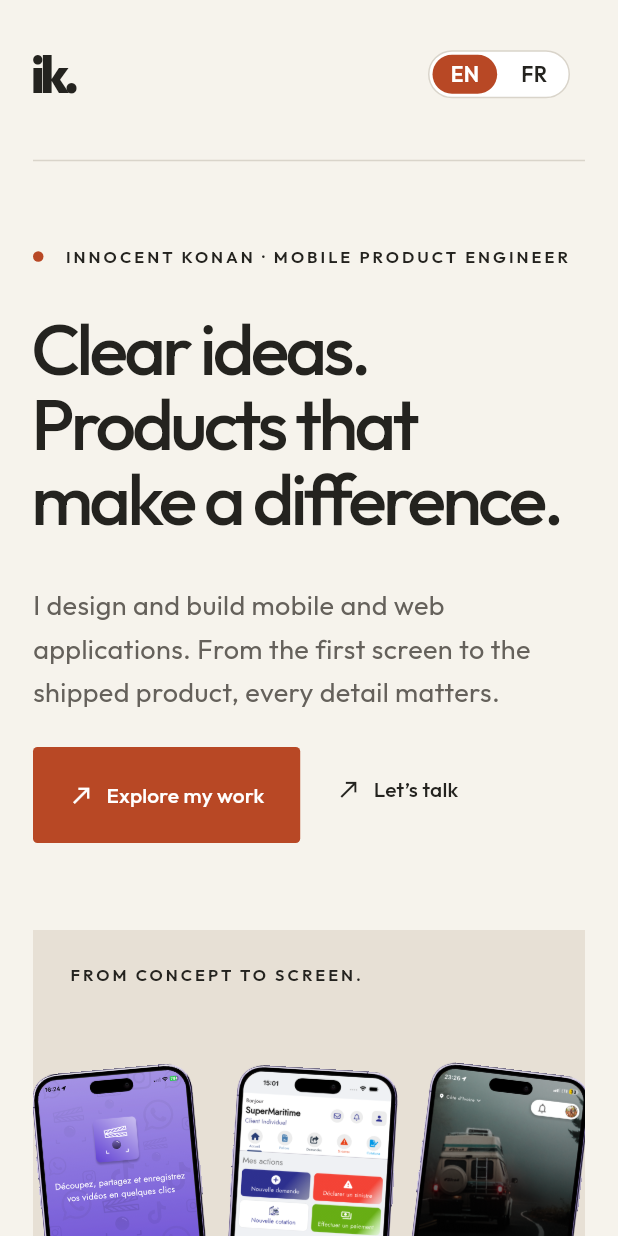
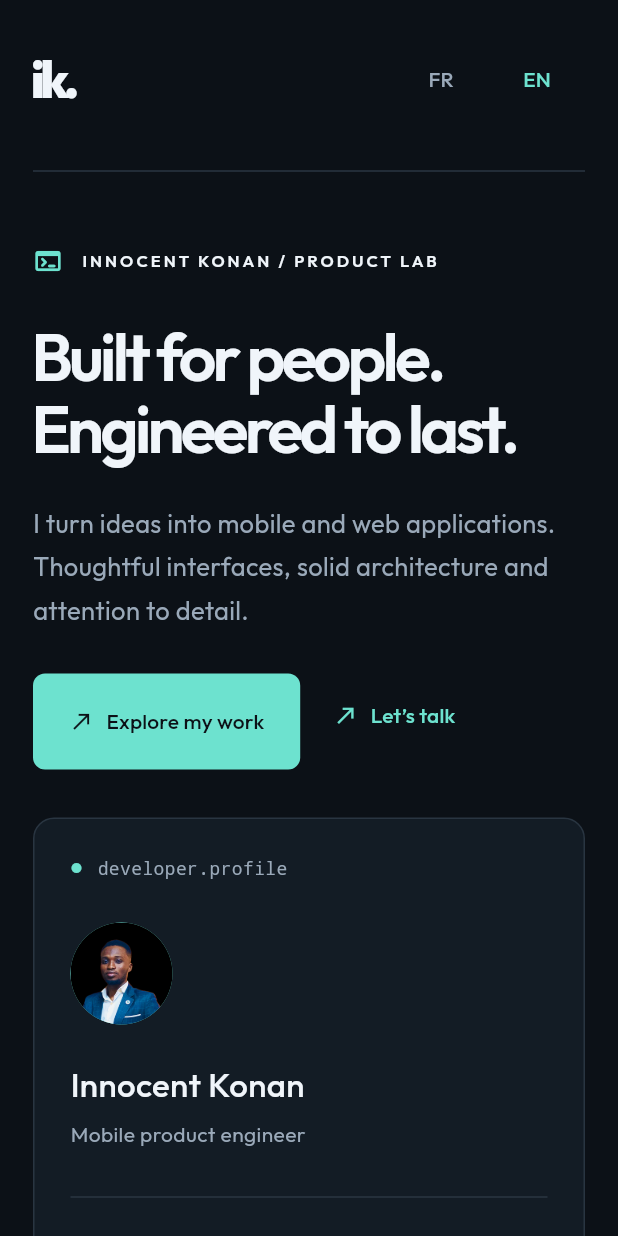
Before and after one commit to Innocentkonan93/my_porfolio, a Flutter app: the screen it shows after launch, on a phone screen of 412 x 824 dp. Run offline on Flutter 3.47's test engine with Material 3 defaults, Android fonts, the phone set to English and light mode, and no system bars; our stand-ins replace carousel_slider, firebase_core, flutter_animate, flutter_svg, get, google_fonts and 4 more; accounts and stored records are empty; statements that could not run were skipped; project files that could hold a hidden picture were left out.

Commit message:
feat: add dark product lab portfolio theme

```diff
--- a/lib/app/modules/home/views/home_view.dart
+++ b/lib/app/modules/home/views/home_view.dart
@@ -4,7 +4,6 @@ import '../../../configs/app_colors.dart';
 import '../../../data/models/app_model.dart';
 import '../../../widgets/app_details_dialog.dart';
 import '../controllers/home_controller.dart';
-import 'widgets/language_switcher.dart';
 
 class HomeView extends StatefulWidget {
   const HomeView({super.key});
@@ -63,8 +62,46 @@ class _HomeViewState extends State<HomeView> {
         ? controller.mobileApps
         : controller.webApplications;
     final visibleApps = showAll ? apps : apps.take(4).toList();
-    return Scaffold(
-      backgroundColor: AppColors.background,
+    final darkTheme = Theme.of(context).copyWith(
+      brightness: Brightness.dark,
+      scaffoldBackgroundColor: const Color(0xFF0C1117),
+      colorScheme: const ColorScheme.dark(
+        primary: Color(0xFF6DE2CF),
+        onPrimary: Color(0xFF0C1117),
+        surface: Color(0xFF131C25),
+        onSurface: Color(0xFFF0F5FA),
+      ),
+      textTheme: Theme.of(context).textTheme.apply(
+        bodyColor: const Color(0xFFF0F5FA),
+        displayColor: const Color(0xFFF0F5FA),
+      ),
+      dividerTheme: const DividerThemeData(color: Color(0xFF293541)),
+      filledButtonTheme: FilledButtonThemeData(
+        style: FilledButton.styleFrom(
+          backgroundColor: const Color(0xFF6DE2CF),
+          foregroundColor: const Color(0xFF0C1117),
+          padding: const EdgeInsets.symmetric(horizontal: 24, vertical: 22),
+          shape: RoundedRectangleBorder(borderRadius: BorderRadius.circular(8)),
+        ),
+      ),
+      textButtonTheme: TextButtonThemeData(
+        style: TextButton.styleFrom(
+          foregroundColor: const Color(0xFF6DE2CF),
+          padding: const EdgeInsets.symmetric(horizontal: 12, vertical: 18),
+        ),
+      ),
+      chipTheme: ChipThemeData(
+        backgroundColor: const Color(0xFF131C25),
+        selectedColor: const Color(0xFF173A37),
+        labelStyle: const TextStyle(color: Color(0xFFF0F5FA)),
+        side: const BorderSide(color: Color(0xFF35434F)),
+        shape: RoundedRectangleBorder(borderRadius: BorderRadius.circular(8)),
+      ),
+    );
+    return Theme(
+      data: darkTheme,
+      child: Scaffold(
+        backgroundColor: const Color(0xFF0C1117),
         body: SelectionArea(
           child: SingleChildScrollView(
             child: Center(
@@ -99,7 +136,24 @@ class _HomeViewState extends State<HomeView> {
                               ),
                               const SizedBox(width: 24),
                             ],
-                          const LanguageSwitcher(),
+                            Row(
+                              mainAxisSize: MainAxisSize.min,
+                              children: [
+                                for (final lang in ['fr', 'en'])
+                                  TextButton(
+                                    onPressed: () =>
+                                        controller.changeLanguage(lang),
+                                    child: Text(
+                                      lang.toUpperCase(),
+                                      style: TextStyle(
+                                        color: controller.language.value == lang
+                                            ? const Color(0xFF6DE2CF)
+                                            : const Color(0xFF9AA9B9),
+                                      ),
+                                    ),
+                                  ),
+                              ],
+                            ),
                             if (!mobile)
                               action(
                                 'Contact',
@@ -110,99 +164,8 @@ class _HomeViewState extends State<HomeView> {
                         ),
                       ),
                       const Divider(),
-                    SizedBox(height: mobile ? 48 : 76),
-                    Wrap(
-                      spacing: 14,
-                      runSpacing: 10,
-                      crossAxisAlignment: WrapCrossAlignment.center,
-                      children: [
-                        Container(
-                          width: 7,
-                          height: 7,
-                          decoration: const BoxDecoration(
-                            color: AppColors.primary,
-                            shape: BoxShape.circle,
-                          ),
-                        ),
-                        label(
-                          copy(
-                            'Innocent Konan · Ingénieur produit mobile',
-                            'Innocent Konan · Mobile product engineer',
-                          ),
-                        ),
-                      ],
-                    ),
-                    const SizedBox(height: 28),
-                    Text(
-                      copy(
-                        'Des idées claires.\nDes produits qui\nfont la différence.',
-                        'Clear ideas.\nProducts that\nmake a difference.',
-                      ),
-                      style: TextStyle(
-                        fontSize: mobile ? 48 : 88,
-                        height: 1.04,
-                        letterSpacing: mobile ? -2.5 : -5,
-                        fontWeight: FontWeight.w500,
-                      ),
-                    ),
-                    const SizedBox(height: 32),
-                    Flex(
-                      direction: mobile ? Axis.vertical : Axis.horizontal,
-                      crossAxisAlignment: CrossAxisAlignment.start,
-                      children: [
-                        if (!mobile)
-                          const Expanded(
-                            child: Text(
-                              'DESIGN → CODE → PRODUIT',
-                              style: TextStyle(
-                                fontSize: 11,
-                                letterSpacing: 1.8,
-                                color: AppColors.primary,
-                              ),
-                            ),
-                          ),
-                        SizedBox(
-                          width: mobile ? double.infinity : 420,
-                          child: Column(
-                            crossAxisAlignment: CrossAxisAlignment.start,
-                            children: [
-                              Text(
-                                copy(
-                                  'Je conçois et développe des applications mobiles et web. Du premier écran au produit livré, chaque détail compte.',
-                                  'I design and build mobile and web applications. From the first screen to the shipped product, every detail matters.',
-                                ),
-                                style: const TextStyle(
-                                  fontSize: 18,
-                                  height: 1.6,
-                                  color: Color(0xFF65615B),
-                                ),
-                              ),
-                              const SizedBox(height: 22),
-                              Wrap(
-                                spacing: 12,
-                                runSpacing: 10,
-                                children: [
-                                  action(
-                                    copy(
-                                      'Explorer mes projets',
-                                      'Explore my work',
-                                    ),
-                                    () => scrollTo(projectsKey),
-                                    filled: true,
-                                  ),
-                                  action(
-                                    copy('Discutons', 'Let’s talk'),
-                                    controller.contactMe,
-                                  ),
-                                ],
-                              ),
-                            ],
-                          ),
-                        ),
-                      ],
-                    ),
-                    const SizedBox(height: 58),
-                    _heroStrip(mobile),
+                      SizedBox(height: mobile ? 42 : 72),
+                      _labHero(mobile),
                       SizedBox(height: mobile ? 64 : 100),
                       Container(
                         key: projectsKey,
@@ -292,7 +255,7 @@ class _HomeViewState extends State<HomeView> {
                             child: AspectRatio(
                               aspectRatio: 0.95,
                               child: ClipRRect(
-                              borderRadius: BorderRadius.circular(2),
+                                borderRadius: BorderRadius.circular(12),
                                 child: Image.asset(
                                   controller.userProfile.profilePicture,
                                   fit: BoxFit.cover,
@@ -326,7 +289,7 @@ class _HomeViewState extends State<HomeView> {
                                   style: const TextStyle(
                                     fontSize: 17,
                                     height: 1.7,
-                                  color: Color(0xFF65615B),
+                                    color: Color(0xFF9AA9B9),
                                   ),
                                 ),
                                 const SizedBox(height: 24),
@@ -367,7 +330,7 @@ class _HomeViewState extends State<HomeView> {
                                 child: Text(
                                   '${exp.beginDate.year} — ${exp.endDate.year}',
                                   style: const TextStyle(
-                                  color: Color(0xFF65615B),
+                                    color: Color(0xFF9AA9B9),
                                   ),
                                 ),
                               ),
@@ -403,7 +366,7 @@ class _HomeViewState extends State<HomeView> {
                           margin: const EdgeInsets.only(bottom: 16),
                           padding: EdgeInsets.all(mobile ? 24 : 36),
                           decoration: BoxDecoration(
-                          border: Border.all(color: AppColors.grey),
+                            border: Border.all(color: const Color(0xFF293541)),
                           ),
                           child: Column(
                             crossAxisAlignment: CrossAxisAlignment.start,
@@ -420,7 +383,10 @@ class _HomeViewState extends State<HomeView> {
                               const SizedBox(height: 12),
                               Text(
                                 package.description.tr,
-                              style: const TextStyle(fontSize: 16, height: 1.6),
+                                style: const TextStyle(
+                                  fontSize: 16,
+                                  height: 1.6,
+                                ),
                               ),
                               const SizedBox(height: 20),
                               Wrap(
@@ -432,7 +398,8 @@ class _HomeViewState extends State<HomeView> {
                                   ),
                                   action(
                                     'GitHub',
-                                  () => controller.openLink(package.githubLink),
+                                    () =>
+                                        controller.openLink(package.githubLink),
                                   ),
                                 ],
                               ),
@@ -518,6 +485,7 @@ class _HomeViewState extends State<HomeView> {
             ),
           ),
         ),
+      ),
     );
   });
 
@@ -528,7 +496,7 @@ class _HomeViewState extends State<HomeView> {
       const SizedBox(height: 22),
       Text(
         '/ $number',
-        style: const TextStyle(color: AppColors.primary, fontSize: 12),
+        style: const TextStyle(color: Color(0xFF6DE2CF), fontSize: 12),
       ),
       const SizedBox(height: 16),
       Text(
@@ -542,42 +510,181 @@ class _HomeViewState extends State<HomeView> {
     ],
   );
 
-  Widget _heroStrip(bool mobile) => Container(
-    height: mobile ? 280 : 390,
+  Widget _labHero(bool mobile) => Column(
+    crossAxisAlignment: CrossAxisAlignment.start,
+    children: [
+      Wrap(
+        spacing: 12,
+        runSpacing: 10,
+        crossAxisAlignment: WrapCrossAlignment.center,
+        children: [
+          const Icon(
+            Icons.terminal_rounded,
+            color: Color(0xFF6DE2CF),
+            size: 20,
+          ),
+          label('INNOCENT KONAN / PRODUCT LAB'),
+        ],
+      ),
+      const SizedBox(height: 30),
+      Flex(
+        direction: mobile ? Axis.vertical : Axis.horizontal,
+        crossAxisAlignment: CrossAxisAlignment.start,
+        children: [
+          ExpandedIf(
+            enabled: !mobile,
+            child: Column(
+              crossAxisAlignment: CrossAxisAlignment.start,
+              children: [
+                Text(
+                  copy(
+                    'Pensé pour les gens.\nConçu pour durer.',
+                    'Built for people.\nEngineered to last.',
+                  ),
+                  style: TextStyle(
+                    fontSize: mobile ? 44 : 72,
+                    height: 1.08,
+                    letterSpacing: -2.5,
+                    fontWeight: FontWeight.w600,
+                  ),
+                ),
+                const SizedBox(height: 24),
+                Text(
+                  copy(
+                    'Je transforme des idées en applications mobiles et web. De belles interfaces, une architecture solide et le souci du détail.',
+                    'I turn ideas into mobile and web applications. Thoughtful interfaces, solid architecture and attention to detail.',
+                  ),
+                  style: const TextStyle(
+                    color: Color(0xFF9AA9B9),
+                    fontSize: 17,
+                    height: 1.7,
+                  ),
+                ),
+                const SizedBox(height: 28),
+                Wrap(
+                  spacing: 10,
+                  runSpacing: 10,
+                  children: [
+                    action(
+                      copy('Explorer mes projets', 'Explore my work'),
+                      () => scrollTo(projectsKey),
+                      filled: true,
+                    ),
+                    action(
+                      copy('Discutons', 'Let’s talk'),
+                      controller.contactMe,
+                    ),
+                  ],
+                ),
+              ],
+            ),
+          ),
+          SizedBox(width: mobile ? 0 : 48, height: mobile ? 32 : 0),
+          SizedBox(
+            width: mobile ? double.infinity : 320,
+            child: Container(
+              padding: const EdgeInsets.all(24),
+              decoration: BoxDecoration(
+                color: const Color(0xFF131C25),
+                borderRadius: BorderRadius.circular(14),
+                border: Border.all(color: const Color(0xFF293541)),
+              ),
+              child: Column(
+                crossAxisAlignment: CrossAxisAlignment.start,
+                children: [
+                  const Row(
+                    children: [
+                      Icon(Icons.circle, size: 8, color: Color(0xFF6DE2CF)),
+                      SizedBox(width: 10),
+                      Expanded(
+                        child: Text(
+                          'developer.profile',
+                          style: TextStyle(
+                            fontFamily: 'monospace',
+                            fontSize: 12,
+                            color: Color(0xFF9AA9B9),
+                          ),
+                        ),
+                      ),
+                    ],
+                  ),
+                  const SizedBox(height: 28),
+                  CircleAvatar(
+                    radius: 34,
+                    backgroundImage: AssetImage(
+                      controller.userProfile.profilePicture,
+                    ),
+                  ),
+                  const SizedBox(height: 24),
+                  const Text(
+                    'Innocent Konan',
+                    style: TextStyle(fontSize: 22, fontWeight: FontWeight.w500),
+                  ),
+                  const SizedBox(height: 8),
+                  Text(
+                    copy('Ingénieur produit mobile', 'Mobile product engineer'),
+                    style: const TextStyle(color: Color(0xFF9AA9B9)),
+                  ),
+                  const SizedBox(height: 24),
+                  const Divider(),
+                  const SizedBox(height: 16),
+                  const Text(
+                    'stack: [Flutter, Dart, Firebase]\nplatforms: [iOS, Android, Web]',
+                    style: TextStyle(
+                      fontFamily: 'monospace',
+                      color: Color(0xFF6DE2CF),
+                      height: 2,
+                      fontSize: 12,
+                    ),
+                  ),
+                ],
+              ),
+            ),
+          ),
+        ],
+      ),
+      const SizedBox(height: 48),
+      Container(
+        height: mobile ? 300 : 400,
         clipBehavior: Clip.hardEdge,
-    decoration: const BoxDecoration(color: Color(0xFFE7E0D5)),
+        decoration: BoxDecoration(
+          borderRadius: BorderRadius.circular(16),
+          border: Border.all(color: const Color(0xFF293541)),
+          gradient: const RadialGradient(
+            center: Alignment(0, 0.8),
+            radius: 1.2,
+            colors: [Color(0xFF204C4A), Color(0xFF121A24)],
+          ),
+        ),
         child: Stack(
           children: [
             Positioned(
-          top: 22,
+              top: 24,
               left: 24,
               child: label(
-            copy('Du concept à l’écran.', 'From concept to screen.'),
+                copy('EXPÉRIENCES EN PRODUCTION', 'SHIPPED EXPERIENCES'),
               ),
             ),
-        Positioned(
-          bottom: 22,
-          right: 24,
-          child: label('FLUTTER / IOS / ANDROID'),
-        ),
             Positioned.fill(
-          top: 62,
-          bottom: -65,
+              top: 65,
+              bottom: -50,
               child: Row(
                 mainAxisAlignment: MainAxisAlignment.center,
                 children: [
-              for (final entry in [
-                ('assets/images/cutit.png', -0.09),
-                ('assets/images/riise.png', 0.06),
-                ('assets/images/cvf.png', 0.12),
+                  for (final item in [
+                    ('assets/images/cutit.png', -0.08),
+                    ('assets/images/riise.png', 0.0),
+                    ('assets/images/cvf.png', 0.08),
                   ])
                     Flexible(
                       child: Padding(
-                    padding: EdgeInsets.symmetric(horizontal: mobile ? 7 : 28),
+                        padding: EdgeInsets.symmetric(
+                          horizontal: mobile ? 10 : 38,
+                        ),
                         child: Transform.rotate(
-                      angle: entry.$2,
+                          angle: item.$2,
                           child: Image.asset(
-                        entry.$1,
+                            item.$1,
                             fit: BoxFit.contain,
                             alignment: Alignment.topCenter,
                           ),
@@ -589,17 +696,21 @@ class _HomeViewState extends State<HomeView> {
             ),
           ],
         ),
+      ),
+    ],
   );
 
   Widget _project(AppModel app, int index, bool mobile) => Column(
     crossAxisAlignment: CrossAxisAlignment.start,
     children: [
       Material(
+        clipBehavior: Clip.antiAlias,
+        borderRadius: BorderRadius.circular(12),
         color: [
-          const Color(0xFFE5DFEE),
-          const Color(0xFFE1E5DB),
-          const Color(0xFFE9DED4),
-          const Color(0xFFDDE4E7),
+          const Color(0xFF1B2638),
+          const Color(0xFF15332F),
+          const Color(0xFF2A2538),
+          const Color(0xFF182C3B),
         ][index % 4],
         child: InkWell(
           onTap: () => showDialog<void>(
@@ -658,7 +769,7 @@ class _HomeViewState extends State<HomeView> {
         style: const TextStyle(
           fontSize: 15,
           height: 1.6,
-          color: Color(0xFF65615B),
+          color: Color(0xFF9AA9B9),
         ),
       ),
       const SizedBox(height: 10),
```
Lines whose indentation alone changed are shown as unchanged.
